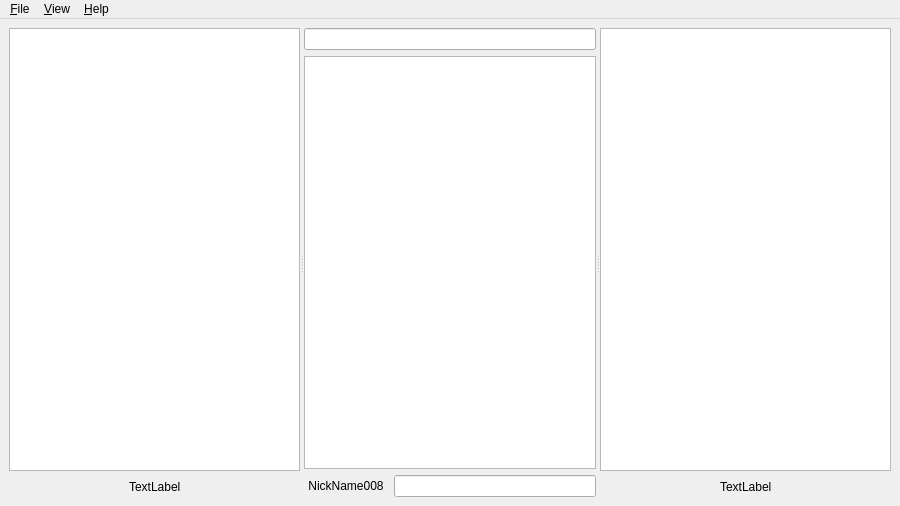
This is src/MainWindow.ui in codymj/LuxIRC as Qt 5 draws it before an edit. The edited form follows.
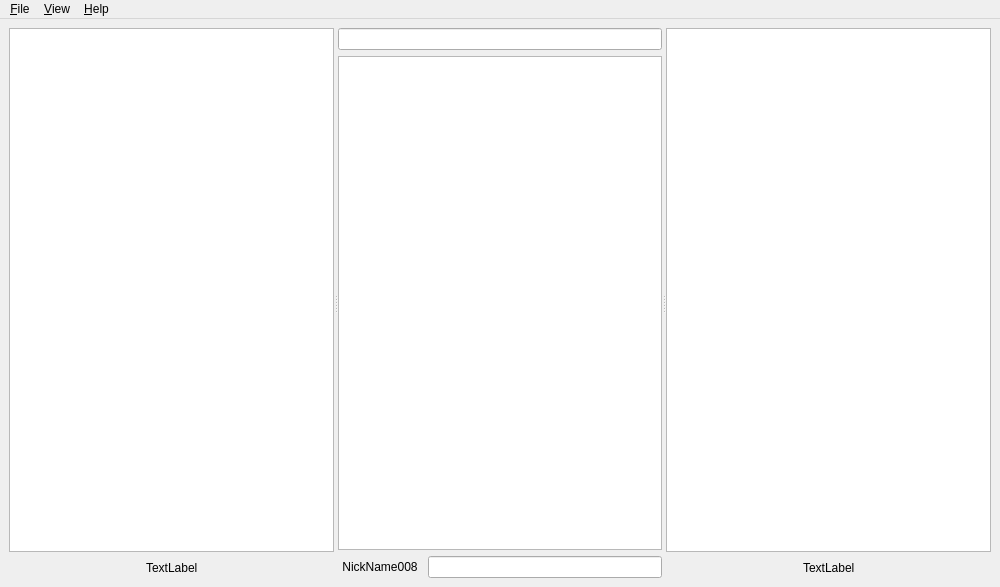
This is the edited form.

```diff
--- a/src/MainWindow.ui
+++ b/src/MainWindow.ui
@@ -6,8 +6,8 @@
    <rect>
     <x>0</x>
     <y>0</y>
-    <width>900</width>
-    <height>506</height>
+    <width>1000</width>
+    <height>587</height>
    </rect>
   </property>
   <property name="windowTitle">
@@ -102,6 +102,18 @@
             <verstretch>0</verstretch>
            </sizepolicy>
           </property>
+          <property name="font">
+           <font>
+            <family>DejaVu Sans Mono</family>
+            <pointsize>10</pointsize>
+           </font>
+          </property>
+          <property name="undoRedoEnabled">
+           <bool>false</bool>
+          </property>
+          <property name="lineWrapMode">
+           <enum>QTextEdit::WidgetWidth</enum>
+          </property>
           <property name="readOnly">
            <bool>true</bool>
           </property>
@@ -182,7 +194,7 @@
     <rect>
      <x>0</x>
      <y>0</y>
-     <width>900</width>
+     <width>1000</width>
      <height>20</height>
     </rect>
    </property>
```
Left out of the diff: 3 changed lines with no effect on the pictures.
